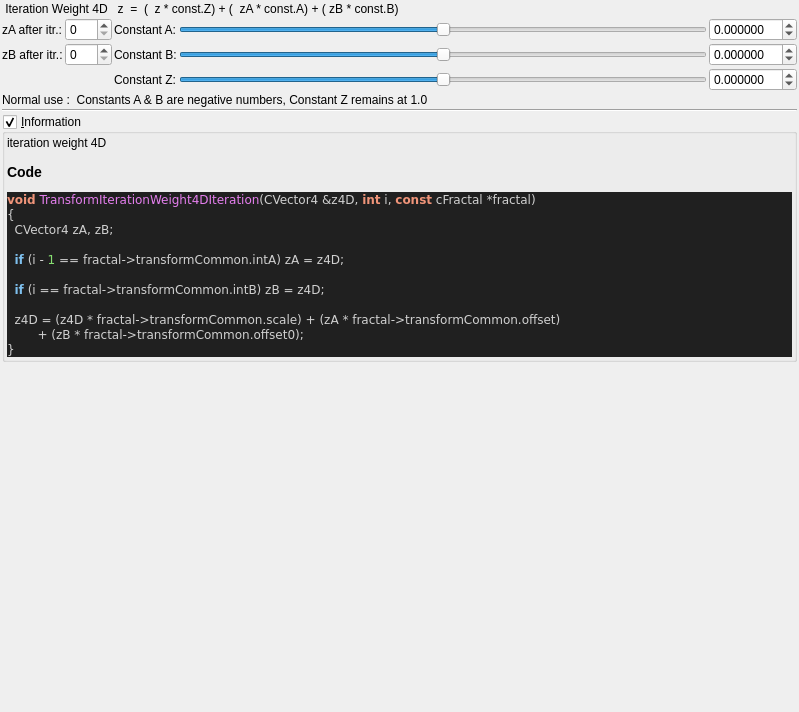
Old version of the form mandelbulber2/qt_data/fractal_transf_iteration_weight_4D.ui in the repository buddhi1980/mandelbulber2.
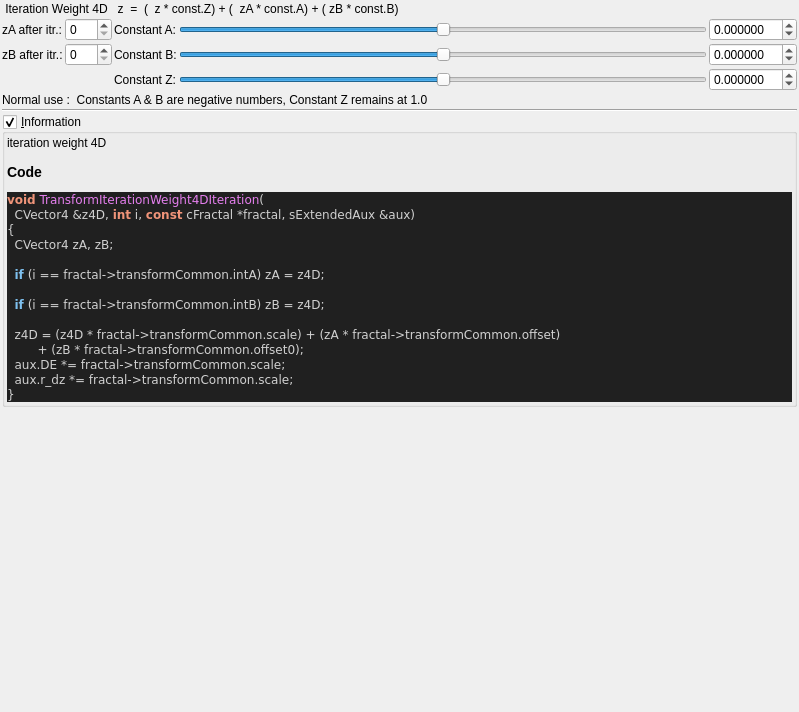
New version of the form. Custom widgets are drawn as their Qt base class.

```diff
--- a/mandelbulber2/qt_data/fractal_transf_iteration_weight_4D.ui
+++ b/mandelbulber2/qt_data/fractal_transf_iteration_weight_4D.ui
@@ -308,16 +308,19 @@
 &lt;/table&gt;
 &lt;h3&gt;Code&lt;/h3&gt;
 &lt;body style=&quot;background-color:#202020&quot;&gt;
-&lt;pre style=&quot;color:#d0d0d0; background-color:#202020;  font-family:'Courier New',monospace;&quot;&gt;&lt;span style=&quot;color:#f09479; font-weight:bold&quot;&gt;void&lt;/span&gt; &lt;span style=&quot;color:#e47eed&quot;&gt;TransformIterationWeight4DIteration&lt;/span&gt;&lt;span style=&quot;color:#d0d0d0&quot;&gt;(&lt;/span&gt;CVector4 &lt;span style=&quot;color:#d0d0d0&quot;&gt;&amp;amp;&lt;/span&gt;z4D&lt;span style=&quot;color:#d0d0d0&quot;&gt;,&lt;/span&gt; &lt;span style=&quot;color:#f09479; font-weight:bold&quot;&gt;int&lt;/span&gt; i&lt;span style=&quot;color:#d0d0d0&quot;&gt;,&lt;/span&gt; &lt;span style=&quot;color:#f09479; font-weight:bold&quot;&gt;const&lt;/span&gt; cFractal &lt;span style=&quot;color:#d0d0d0&quot;&gt;*&lt;/span&gt;fractal&lt;span style=&quot;color:#d0d0d0&quot;&gt;)&lt;/span&gt;
+&lt;pre style=&quot;color:#d0d0d0; background-color:#202020;  font-family:'Courier New',monospace;&quot;&gt;&lt;span style=&quot;color:#f09479; font-weight:bold&quot;&gt;void&lt;/span&gt; &lt;span style=&quot;color:#e47eed&quot;&gt;TransformIterationWeight4DIteration&lt;/span&gt;&lt;span style=&quot;color:#d0d0d0&quot;&gt;(&lt;/span&gt;
+  CVector4 &lt;span style=&quot;color:#d0d0d0&quot;&gt;&amp;amp;&lt;/span&gt;z4D&lt;span style=&quot;color:#d0d0d0&quot;&gt;,&lt;/span&gt; &lt;span style=&quot;color:#f09479; font-weight:bold&quot;&gt;int&lt;/span&gt; i&lt;span style=&quot;color:#d0d0d0&quot;&gt;,&lt;/span&gt; &lt;span style=&quot;color:#f09479; font-weight:bold&quot;&gt;const&lt;/span&gt; cFractal &lt;span style=&quot;color:#d0d0d0&quot;&gt;*&lt;/span&gt;fractal&lt;span style=&quot;color:#d0d0d0&quot;&gt;,&lt;/span&gt; sExtendedAux &lt;span style=&quot;color:#d0d0d0&quot;&gt;&amp;amp;&lt;/span&gt;aux&lt;span style=&quot;color:#d0d0d0&quot;&gt;)&lt;/span&gt;
 &lt;span style=&quot;color:#d0d0d0&quot;&gt;{&lt;/span&gt;
   CVector4 zA&lt;span style=&quot;color:#d0d0d0&quot;&gt;,&lt;/span&gt; zB&lt;span style=&quot;color:#d0d0d0&quot;&gt;;&lt;/span&gt;
 
-  &lt;span style=&quot;color:#7ec0ee; font-weight:bold&quot;&gt;if&lt;/span&gt; &lt;span style=&quot;color:#d0d0d0&quot;&gt;(&lt;/span&gt;i &lt;span style=&quot;color:#d0d0d0&quot;&gt;-&lt;/span&gt; &lt;span style=&quot;color:#87df71&quot;&gt;1&lt;/span&gt; &lt;span style=&quot;color:#d0d0d0&quot;&gt;==&lt;/span&gt; fractal&lt;span style=&quot;color:#d0d0d0&quot;&gt;-&amp;gt;&lt;/span&gt;transformCommon&lt;span style=&quot;color:#d0d0d0&quot;&gt;.&lt;/span&gt;intA&lt;span style=&quot;color:#d0d0d0&quot;&gt;)&lt;/span&gt; zA &lt;span style=&quot;color:#d0d0d0&quot;&gt;=&lt;/span&gt; z4D&lt;span style=&quot;color:#d0d0d0&quot;&gt;;&lt;/span&gt;
+  &lt;span style=&quot;color:#7ec0ee; font-weight:bold&quot;&gt;if&lt;/span&gt; &lt;span style=&quot;color:#d0d0d0&quot;&gt;(&lt;/span&gt;i &lt;span style=&quot;color:#d0d0d0&quot;&gt;==&lt;/span&gt; fractal&lt;span style=&quot;color:#d0d0d0&quot;&gt;-&amp;gt;&lt;/span&gt;transformCommon&lt;span style=&quot;color:#d0d0d0&quot;&gt;.&lt;/span&gt;intA&lt;span style=&quot;color:#d0d0d0&quot;&gt;)&lt;/span&gt; zA &lt;span style=&quot;color:#d0d0d0&quot;&gt;=&lt;/span&gt; z4D&lt;span style=&quot;color:#d0d0d0&quot;&gt;;&lt;/span&gt;
 
   &lt;span style=&quot;color:#7ec0ee; font-weight:bold&quot;&gt;if&lt;/span&gt; &lt;span style=&quot;color:#d0d0d0&quot;&gt;(&lt;/span&gt;i &lt;span style=&quot;color:#d0d0d0&quot;&gt;==&lt;/span&gt; fractal&lt;span style=&quot;color:#d0d0d0&quot;&gt;-&amp;gt;&lt;/span&gt;transformCommon&lt;span style=&quot;color:#d0d0d0&quot;&gt;.&lt;/span&gt;intB&lt;span style=&quot;color:#d0d0d0&quot;&gt;)&lt;/span&gt; zB &lt;span style=&quot;color:#d0d0d0&quot;&gt;=&lt;/span&gt; z4D&lt;span style=&quot;color:#d0d0d0&quot;&gt;;&lt;/span&gt;
 
   z4D &lt;span style=&quot;color:#d0d0d0&quot;&gt;= (&lt;/span&gt;z4D &lt;span style=&quot;color:#d0d0d0&quot;&gt;*&lt;/span&gt; fractal&lt;span style=&quot;color:#d0d0d0&quot;&gt;-&amp;gt;&lt;/span&gt;transformCommon&lt;span style=&quot;color:#d0d0d0&quot;&gt;.&lt;/span&gt;scale&lt;span style=&quot;color:#d0d0d0&quot;&gt;) + (&lt;/span&gt;zA &lt;span style=&quot;color:#d0d0d0&quot;&gt;*&lt;/span&gt; fractal&lt;span style=&quot;color:#d0d0d0&quot;&gt;-&amp;gt;&lt;/span&gt;transformCommon&lt;span style=&quot;color:#d0d0d0&quot;&gt;.&lt;/span&gt;offset&lt;span style=&quot;color:#d0d0d0&quot;&gt;)&lt;/span&gt;
         &lt;span style=&quot;color:#d0d0d0&quot;&gt;+ (&lt;/span&gt;zB &lt;span style=&quot;color:#d0d0d0&quot;&gt;*&lt;/span&gt; fractal&lt;span style=&quot;color:#d0d0d0&quot;&gt;-&amp;gt;&lt;/span&gt;transformCommon&lt;span style=&quot;color:#d0d0d0&quot;&gt;.&lt;/span&gt;offset0&lt;span style=&quot;color:#d0d0d0&quot;&gt;);&lt;/span&gt;
+  aux&lt;span style=&quot;color:#d0d0d0&quot;&gt;.&lt;/span&gt;DE &lt;span style=&quot;color:#d0d0d0&quot;&gt;*=&lt;/span&gt; fractal&lt;span style=&quot;color:#d0d0d0&quot;&gt;-&amp;gt;&lt;/span&gt;transformCommon&lt;span style=&quot;color:#d0d0d0&quot;&gt;.&lt;/span&gt;scale&lt;span style=&quot;color:#d0d0d0&quot;&gt;;&lt;/span&gt;
+  aux&lt;span style=&quot;color:#d0d0d0&quot;&gt;.&lt;/span&gt;r_dz &lt;span style=&quot;color:#d0d0d0&quot;&gt;*=&lt;/span&gt; fractal&lt;span style=&quot;color:#d0d0d0&quot;&gt;-&amp;gt;&lt;/span&gt;transformCommon&lt;span style=&quot;color:#d0d0d0&quot;&gt;.&lt;/span&gt;scale&lt;span style=&quot;color:#d0d0d0&quot;&gt;;&lt;/span&gt;
 &lt;span style=&quot;color:#d0d0d0&quot;&gt;}&lt;/span&gt;
 &lt;/pre&gt;
 &lt;/body&gt;</string>
```
